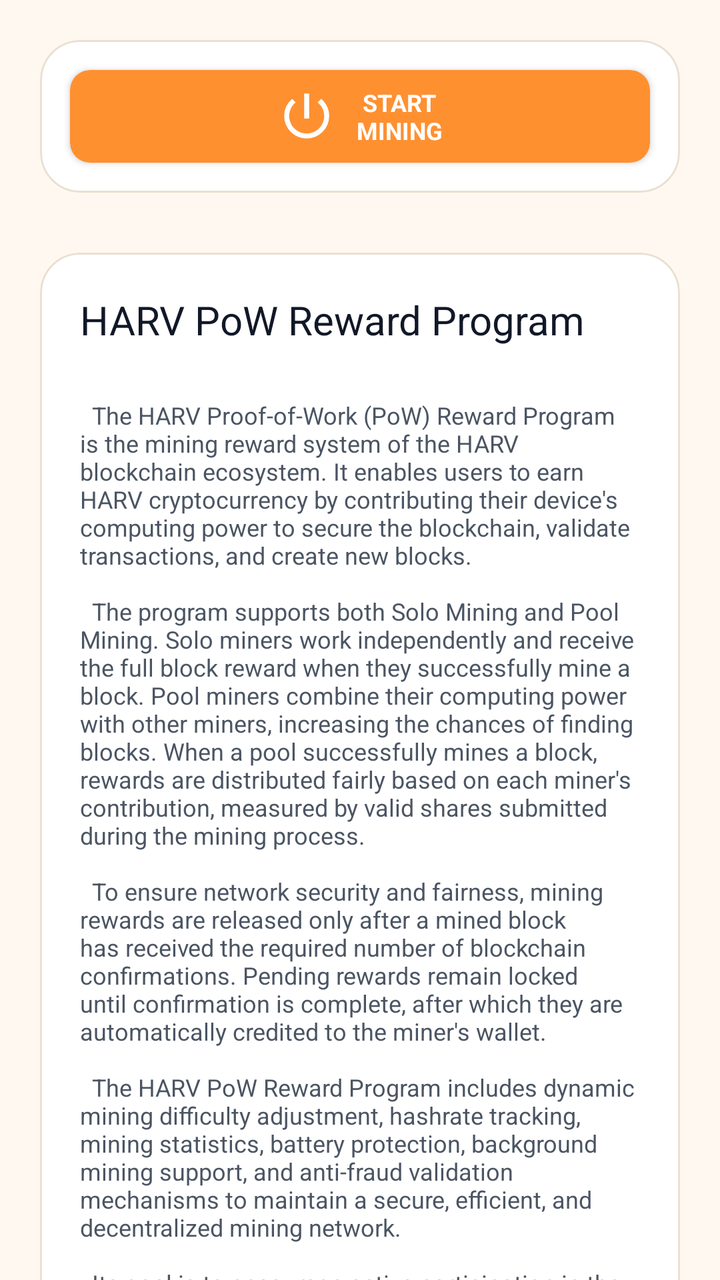
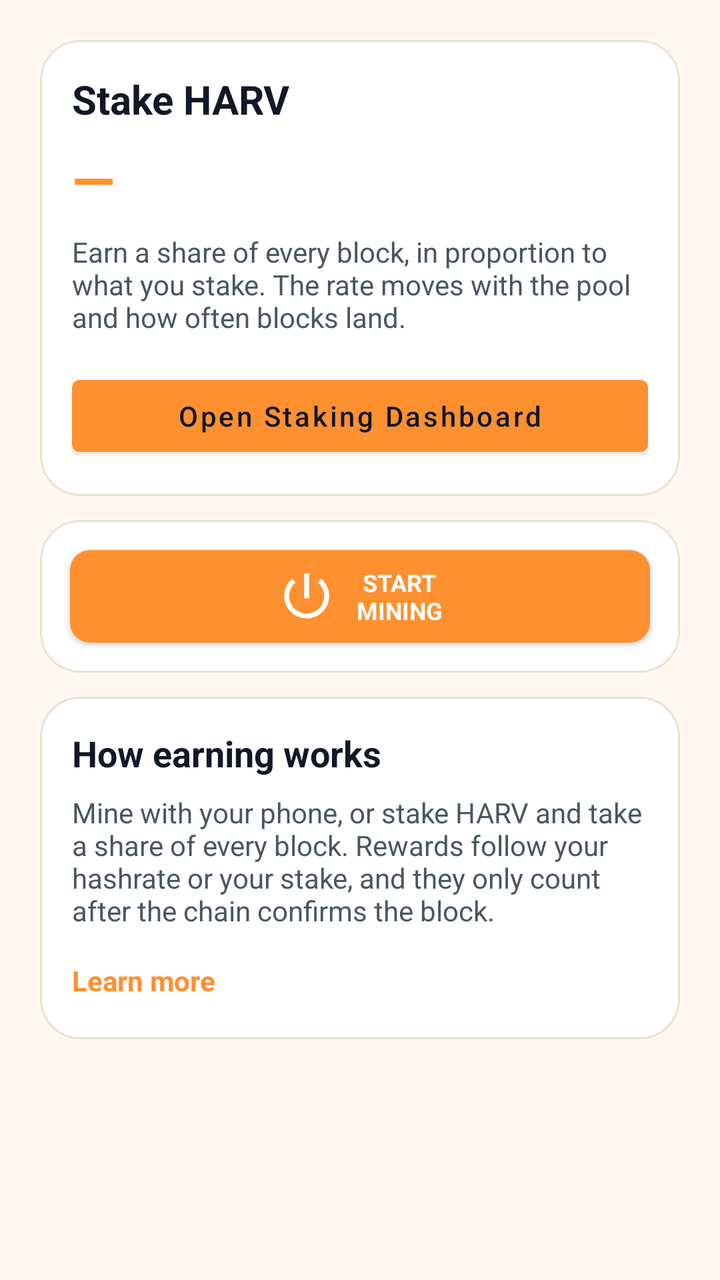

Compare the two renders of this Android layout. The source of the first and the diff that turns it into the second are given below.
<!-- AndroidManifest.xml: application theme AppTheme -->
<!-- res/layout/wallet_earn_fragment.xml -->
<LinearLayout
	xmlns:android="http://schemas.android.com/apk/res/android"
	xmlns:app="http://schemas.android.com/apk/res-auto"
	xmlns:tools="http://schemas.android.com/tools"
	android:layout_width="match_parent"
	android:layout_height="match_parent"
	android:orientation="vertical"
	android:id="@+id/_main">
	<androidx.core.widget.NestedScrollView
		android:id="@+id/vscroll1"
		android:layout_width="match_parent"
		android:layout_height="match_parent"
		android:fillViewport="true">
		<LinearLayout
			android:id="@+id/linear1"
			android:layout_width="match_parent"
			android:layout_height="wrap_content"
			android:orientation="vertical">
			<com.google.android.material.card.MaterialCardView
				android:id="@+id/cardview4"
				android:layout_width="match_parent"
				android:layout_height="wrap_content"
				android:layout_margin="20dp"
				app:cardBackgroundColor="@color/colorSurface"
				app:cardCornerRadius="20dp"
				app:cardElevation="0dp"
				app:strokeWidth="1dp"
				app:strokeColor="@color/colorCardStroke">
				<LinearLayout
					android:id="@+id/linear7"
					android:layout_width="match_parent"
					android:layout_height="wrap_content"
					android:padding="10dp"
					android:orientation="vertical">
					<androidx.cardview.widget.CardView
						android:id="@+id/cardview7"
						android:layout_width="match_parent"
						android:layout_height="wrap_content"
						android:layout_margin="5dp"
						app:cardBackgroundColor="@color/colorAccent"
						app:cardElevation="2dp"
						app:cardCornerRadius="10dp">
						<LinearLayout
							android:id="@+id/linear13"
							android:layout_width="match_parent"
							android:layout_height="wrap_content"
							android:padding="8dp"
							android:gravity="center_horizontal|center_vertical"
							android:orientation="horizontal">
							<ImageView
								android:id="@+id/imageview1"
								android:layout_width="30dp"
								android:layout_height="30dp"
								android:layout_marginRight="5dp"
								android:src="@drawable/icon_power_settings_new_twotone"
								android:scaleType="fitEnd" />
							<TextView
								android:id="@+id/textview16"
								android:layout_width="wrap_content"
								android:layout_height="wrap_content"
								android:layout_marginLeft="5dp"
								android:gravity="center_horizontal"
								android:text="START\nMINING"
								android:textSize="12sp"
								android:textStyle="bold"
								android:textColor="@color/colorTextPrimaryWhite" />
						</LinearLayout>
					</androidx.cardview.widget.CardView>
				</LinearLayout>
			</com.google.android.material.card.MaterialCardView>
			<com.google.android.material.card.MaterialCardView
				android:id="@+id/cardview5"
				android:layout_width="match_parent"
				android:layout_height="wrap_content"
				android:layout_marginLeft="20dp"
				android:layout_marginTop="10dp"
				android:layout_marginRight="20dp"
				android:layout_marginBottom="10dp"
				app:cardBackgroundColor="@color/colorSurface"
				app:cardCornerRadius="20dp"
				app:cardElevation="0dp"
				app:strokeWidth="1dp"
				app:strokeColor="@color/colorCardStroke">
				<LinearLayout
					android:id="@+id/linear8"
					android:layout_width="match_parent"
					android:layout_height="wrap_content"
					android:padding="12dp"
					android:orientation="vertical">
					<TextView
						android:id="@+id/textview10"
						android:layout_width="match_parent"
						android:layout_height="wrap_content"
						android:layout_marginBottom="10dp"
						android:padding="8dp"
						android:text="HARV PoW Reward Program"
						android:textSize="20sp"
						android:textColor="@color/colorTextPrimary" />
					<TextView
						android:id="@+id/textview8"
						android:layout_width="wrap_content"
						android:layout_height="wrap_content"
						android:padding="8dp"
						android:text="  The HARV Proof-of-Work (PoW) Reward Program is the mining reward system of the HARV blockchain ecosystem. It enables users to earn HARV cryptocurrency by contributing their device's computing power to secure the blockchain, validate transactions, and create new blocks.\n\n  The program supports both Solo Mining and Pool Mining. Solo miners work independently and receive the full block reward when they successfully mine a block. Pool miners combine their computing power with other miners, increasing the chances of finding blocks. When a pool successfully mines a block, rewards are distributed fairly based on each miner's contribution, measured by valid shares submitted during the mining process.\n\n  To ensure network security and fairness, mining rewards are released only after a mined block has received the required number of blockchain confirmations. Pending rewards remain locked until confirmation is complete, after which they are automatically credited to the miner's wallet.\n\n  The HARV PoW Reward Program includes dynamic mining difficulty adjustment, hashrate tracking, mining statistics, battery protection, background mining support, and anti-fraud validation mechanisms to maintain a secure, efficient, and decentralized mining network.\n\n  Its goal is to encourage active participation in the HARV blockchain while rewarding honest miners for helping maintain the integrity, decentralization, and long-term security of the network."
						android:textSize="12sp"
						android:textColor="@color/colorTextSecondary" />
				</LinearLayout>
			</com.google.android.material.card.MaterialCardView>
			<com.google.android.material.card.MaterialCardView
				android:id="@+id/cardview6"
				android:layout_width="match_parent"
				android:layout_height="wrap_content"
				android:layout_marginLeft="20dp"
				android:layout_marginTop="10dp"
				android:layout_marginRight="20dp"
				android:layout_marginBottom="10dp"
				app:cardBackgroundColor="@color/colorSurface"
				app:cardCornerRadius="20dp"
				app:cardElevation="0dp"
				app:strokeWidth="1dp"
				app:strokeColor="@color/colorCardStroke">
				<LinearLayout
					android:id="@+id/linear9"
					android:layout_width="match_parent"
					android:layout_height="wrap_content"
					android:padding="12dp"
					android:orientation="vertical">
					<TextView
						android:id="@+id/textview11"
						android:layout_width="match_parent"
						android:layout_height="wrap_content"
						android:layout_marginBottom="10dp"
						android:padding="8dp"
						android:text="How to Earn More"
						android:textSize="20sp"
						android:textColor="@color/colorTextPrimary" />
					<TextView
						android:id="@+id/textview9"
						android:layout_width="wrap_content"
						android:layout_height="wrap_content"
						android:padding="8dp"
						android:text="There are several ways to maximize your HARV mining rewards:\n\n1. Keep Mining Consistently – The longer your miner stays online, the more shares you contribute and the greater your earning potential.\n\n2. Increase Your Hashrate – Devices with better CPU performance can process more hashes per second, increasing the likelihood of earning rewards.\n\n3. Join a Mining Pool – Pool mining combines the computing power of many miners, resulting in more frequent block discoveries and steady reward distributions based on your contribution.\n\n4. Maintain a Stable Internet Connection – A reliable connection ensures your mining shares are submitted successfully without delays or rejection.\n\n5. Reduce Rejected Shares – Keep your app updated and maintain a stable device to minimize invalid or stale shares, improving your effective rewards.\n\n6. Mine During Longer Sessions – Longer uninterrupted mining sessions generally produce more valid shares and better overall earnings.\n\n7. Use Devices Efficiently – Mine on devices with sufficient battery, good cooling, and adequate processing power for optimal performance.\n\n8. Refer New Miners (Optional) – If the HARV referral program is enabled, inviting new users can earn you additional referral bonuses.\n\n9. Stay Active in the HARV Ecosystem – Participate in community events, special campaigns, and bonus reward programs when available.\n\n10. Keep Your Wallet Secure – Ensure your wallet is backed up and protected so your earned HARV remains safe.\n\nNote: Mining rewards depend on factors such as your hashrate, network difficulty, pool performance (if applicable), and successful block confirmations. Rewards are distributed only after mined blocks have been confirmed on the blockchain."
						android:textSize="12sp"
						android:textColor="@color/colorTextSecondary" />
				</LinearLayout>
			</com.google.android.material.card.MaterialCardView>
		</LinearLayout>
	</androidx.core.widget.NestedScrollView>
</LinearLayout>
<!-- resources referenced by this layout -->
<resources>
  <color name="colorAccent">#FF9030</color>
  <color name="colorCardStroke">#EADFD0</color>
  <color name="colorSurface">#FFFFFF</color>
  <color name="colorTextPrimary">#111827</color>
  <color name="colorTextPrimaryWhite">#FFFFFF</color>
  <color name="colorTextSecondary">#4B5563</color>
  <!-- drawable icon_power_settings_new_twotone (drawable-xhdpi) -->
  <?xml version='1.0' encoding='UTF-8' standalone='yes' ?>
  <vector xmlns:android="http://schemas.android.com/apk/res/android" android:width="48dp" android:height="48dp" android:viewportWidth="24.0" android:viewportHeight="24.0"><path android:pathData="M13 3h-2v10h2V3zm4.83 2.17l-1.42 1.42A6.92 6.92 0 0 1 19 12c0 3.87-3.13 7-7 7A6.995 6.995 0 0 1 7.58 6.58L6.17 5.17A8.932 8.932 0 0 0 3 12a9 9 0 0 0 18 0c0-2.74-1.23-5.18-3.17-6.83z" android:fillColor="#FFFFFF" /></vector>
  <style name="HarvannaTextView" parent="android:Widget.TextView">
          <item name="android:textColor">@color/colorTextPrimary</item>
      </style>
  <color name="colorTextOnAccent">#111827</color>
  <color name="colorAccentDark">#E57A14</color>
  <color name="colorError">#EF4444</color>
  <color name="colorControlNormal">#6B7280</color>
  <color name="colorAccentRipple">#1AFF9030</color>
  <color name="colorAccentStroke">#33FF9030</color>
  <color name="colorAccentStrong">#B85F0A</color>
  <color name="colorBackground">#FFF8F0</color>
  <color name="colorTextTertiary">#6B7280</color>
  <style name="HarvannaAlertDialog" parent="ThemeOverlay.MaterialComponents.MaterialAlertDialog">
          <item name="colorPrimary">@color/colorAccent</item>
          <item name="colorAccent">@color/colorAccent</item>
          <item name="colorSurface">@color/colorSurface</item>
          <item name="colorOnPrimary">@color/colorTextOnAccent</item>
          <item name="colorOnSurface">@color/colorTextPrimary</item>
          <item name="android:textColorPrimary">@color/colorTextPrimary</item>
          <item name="android:textColor">@color/colorTextPrimary</item>
          <item name="android:windowBackground">@color/colorSurface</item>
          <item name="buttonBarPositiveButtonStyle">@style/HarvannaDialogButton</item>
          <item name="buttonBarNegativeButtonStyle">@style/HarvannaDialogButton</item>
          <item name="buttonBarNeutralButtonStyle">@style/HarvannaDialogButton</item>
      </style>
  <style name="HarvannaDialogButton" parent="Widget.MaterialComponents.Button.TextButton.Dialog">
          <item name="android:textColor">@color/colorAccent</item>
          <item name="android:minHeight">48dp</item>
      </style>
  <style name="HarvannaBottomSheetStyle" parent="Widget.MaterialComponents.BottomSheet.Modal">
          <item name="backgroundTint">?attr/colorSurface</item>
          <item name="shapeAppearanceOverlay">@style/HarvannaBottomSheetShape</item>
      </style>
  <style name="HarvannaBottomSheetShape" parent="">
          <item name="cornerFamily">rounded</item>
          <item name="cornerSizeTopLeft">20dp</item>
          <item name="cornerSizeTopRight">20dp</item>
          <item name="cornerSizeBottomLeft">0dp</item>
          <item name="cornerSizeBottomRight">0dp</item>
      </style>
  <!-- unchanged entries left out for length: 2 -->
</resources>

<!-- the commit's change to res/layout/wallet_earn_fragment.xml (unified diff, before → after) -->
@@ -1,7 +1,6 @@
 <LinearLayout
 	xmlns:android="http://schemas.android.com/apk/res/android"
 	xmlns:app="http://schemas.android.com/apk/res-auto"
-	xmlns:tools="http://schemas.android.com/tools"
 	android:layout_width="match_parent"
 	android:layout_height="match_parent"
 	android:orientation="vertical"
@@ -15,12 +14,64 @@
 			android:id="@+id/linear1"
 			android:layout_width="match_parent"
 			android:layout_height="wrap_content"
-			android:orientation="vertical">
+			android:orientation="vertical"
+			android:paddingBottom="24dp">
+			<com.google.android.material.card.MaterialCardView
+				android:id="@+id/card_stake_intro"
+				android:layout_width="match_parent"
+				android:layout_height="wrap_content"
+				android:layout_marginLeft="20dp"
+				android:layout_marginTop="20dp"
+				android:layout_marginRight="20dp"
+				app:cardBackgroundColor="@color/colorSurface"
+				app:cardCornerRadius="20dp"
+				app:cardElevation="0dp"
+				app:strokeWidth="1dp"
+				app:strokeColor="@color/colorCardStroke">
+				<LinearLayout
+					android:layout_width="match_parent"
+					android:layout_height="wrap_content"
+					android:orientation="vertical"
+					android:padding="16dp">
+					<TextView
+						android:layout_width="match_parent"
+						android:layout_height="wrap_content"
+						android:text="Stake HARV"
+						android:textSize="20sp"
+						android:textStyle="bold"
+						android:textColor="@color/colorTextPrimary" />
+					<TextView
+						android:id="@+id/tv_earn_apr"
+						android:layout_width="match_parent"
+						android:layout_height="wrap_content"
+						android:layout_marginTop="8dp"
+						android:text="—"
+						android:textSize="28sp"
+						android:textStyle="bold"
+						android:textColor="@color/colorAccent" />
+					<TextView
+						android:layout_width="match_parent"
+						android:layout_height="wrap_content"
+						android:layout_marginTop="8dp"
+						android:text="Earn a share of every block, in proportion to what you stake. The rate moves with the pool and how often blocks land."
+						android:textSize="14sp"
+						android:textColor="@color/colorTextSecondary" />
+					<com.google.android.material.button.MaterialButton
+						android:id="@+id/btn_open_staking"
+						android:layout_width="match_parent"
+						android:layout_height="wrap_content"
+						android:layout_marginTop="16dp"
+						android:text="Open Staking Dashboard"
+						android:textAllCaps="false" />
+				</LinearLayout>
+			</com.google.android.material.card.MaterialCardView>
 			<com.google.android.material.card.MaterialCardView
 				android:id="@+id/cardview4"
 				android:layout_width="match_parent"
 				android:layout_height="wrap_content"
-				android:layout_margin="20dp"
+				android:layout_marginLeft="20dp"
+				android:layout_marginTop="12dp"
+				android:layout_marginRight="20dp"
 				app:cardBackgroundColor="@color/colorSurface"
 				app:cardCornerRadius="20dp"
 				app:cardElevation="0dp"
@@ -73,9 +124,8 @@
 				android:layout_width="match_parent"
 				android:layout_height="wrap_content"
 				android:layout_marginLeft="20dp"
-				android:layout_marginTop="10dp"
+				android:layout_marginTop="12dp"
 				android:layout_marginRight="20dp"
-				android:layout_marginBottom="10dp"
 				app:cardBackgroundColor="@color/colorSurface"
 				app:cardCornerRadius="20dp"
 				app:cardElevation="0dp"
@@ -85,63 +135,35 @@
 					android:id="@+id/linear8"
 					android:layout_width="match_parent"
 					android:layout_height="wrap_content"
-					android:padding="12dp"
+					android:padding="16dp"
 					android:orientation="vertical">
 					<TextView
 						android:id="@+id/textview10"
 						android:layout_width="match_parent"
 						android:layout_height="wrap_content"
-						android:layout_marginBottom="10dp"
-						android:padding="8dp"
-						android:text="HARV PoW Reward Program"
-						android:textSize="20sp"
+						android:text="How earning works"
+						android:textSize="18sp"
+						android:textStyle="bold"
 						android:textColor="@color/colorTextPrimary" />
 					<TextView
 						android:id="@+id/textview8"
+						android:layout_width="match_parent"
+						android:layout_height="wrap_content"
+						android:layout_marginTop="8dp"
+						android:text="Mine with your phone, or stake HARV and take a share of every block. Rewards follow your hashrate or your stake, and they only count after the chain confirms the block."
+						android:textSize="14sp"
+						android:textColor="@color/colorTextSecondary" />
+					<TextView
+						android:id="@+id/tv_learn_more"
 						android:layout_width="wrap_content"
 						android:layout_height="wrap_content"
-						android:padding="8dp"
-						android:text="  The HARV Proof-of-Work (PoW) Reward Program is the mining reward system of the HARV blockchain ecosystem. It enables users to earn HARV cryptocurrency by contributing their device's computing power to secure the blockchain, validate transactions, and create new blocks.\n\n  The program supports both Solo Mining and Pool Mining. Solo miners work independently and receive the full block reward when they successfully mine a block. Pool miners combine their computing power with other miners, increasing the chances of finding blocks. When a pool successfully mines a block, rewards are distributed fairly based on each miner's contribution, measured by valid shares submitted during the mining process.\n\n  To ensure network security and fairness, mining rewards are released only after a mined block has received the required number of blockchain confirmations. Pending rewards remain locked until confirmation is complete, after which they are automatically credited to the miner's wallet.\n\n  The HARV PoW Reward Program includes dynamic mining difficulty adjustment, hashrate tracking, mining statistics, battery protection, background mining support, and anti-fraud validation mechanisms to maintain a secure, efficient, and decentralized mining network.\n\n  Its goal is to encourage active participation in the HARV blockchain while rewarding honest miners for helping maintain the integrity, decentralization, and long-term security of the network."
-						android:textSize="12sp"
-						android:textColor="@color/colorTextSecondary" />
-				</LinearLayout>
-			</com.google.android.material.card.MaterialCardView>
-			<com.google.android.material.card.MaterialCardView
-				android:id="@+id/cardview6"
-				android:layout_width="match_parent"
-				android:layout_height="wrap_content"
-				android:layout_marginLeft="20dp"
-				android:layout_marginTop="10dp"
-				android:layout_marginRight="20dp"
-				android:layout_marginBottom="10dp"
-				app:cardBackgroundColor="@color/colorSurface"
-				app:cardCornerRadius="20dp"
-				app:cardElevation="0dp"
-				app:strokeWidth="1dp"
-				app:strokeColor="@color/colorCardStroke">
-				<LinearLayout
-					android:id="@+id/linear9"
-					android:layout_width="match_parent"
-					android:layout_height="wrap_content"
-					android:padding="12dp"
-					android:orientation="vertical">
-					<TextView
-						android:id="@+id/textview11"
-						android:layout_width="match_parent"
-						android:layout_height="wrap_content"
-						android:layout_marginBottom="10dp"
-						android:padding="8dp"
-						android:text="How to Earn More"
-						android:textSize="20sp"
-						android:textColor="@color/colorTextPrimary" />
-					<TextView
-						android:id="@+id/textview9"
-						android:layout_width="wrap_content"
-						android:layout_height="wrap_content"
-						android:padding="8dp"
-						android:text="There are several ways to maximize your HARV mining rewards:\n\n1. Keep Mining Consistently – The longer your miner stays online, the more shares you contribute and the greater your earning potential.\n\n2. Increase Your Hashrate – Devices with better CPU performance can process more hashes per second, increasing the likelihood of earning rewards.\n\n3. Join a Mining Pool – Pool mining combines the computing power of many miners, resulting in more frequent block discoveries and steady reward distributions based on your contribution.\n\n4. Maintain a Stable Internet Connection – A reliable connection ensures your mining shares are submitted successfully without delays or rejection.\n\n5. Reduce Rejected Shares – Keep your app updated and maintain a stable device to minimize invalid or stale shares, improving your effective rewards.\n\n6. Mine During Longer Sessions – Longer uninterrupted mining sessions generally produce more valid shares and better overall earnings.\n\n7. Use Devices Efficiently – Mine on devices with sufficient battery, good cooling, and adequate processing power for optimal performance.\n\n8. Refer New Miners (Optional) – If the HARV referral program is enabled, inviting new users can earn you additional referral bonuses.\n\n9. Stay Active in the HARV Ecosystem – Participate in community events, special campaigns, and bonus reward programs when available.\n\n10. Keep Your Wallet Secure – Ensure your wallet is backed up and protected so your earned HARV remains safe.\n\nNote: Mining rewards depend on factors such as your hashrate, network difficulty, pool performance (if applicable), and successful block confirmations. Rewards are distributed only after mined blocks have been confirmed on the blockchain."
-						android:textSize="12sp"
-						android:textColor="@color/colorTextSecondary" />
+						android:layout_marginTop="12dp"
+						android:paddingTop="4dp"
+						android:paddingBottom="4dp"
+						android:text="Learn more"
+						android:textSize="14sp"
+						android:textStyle="bold"
+						android:textColor="@color/colorAccent" />
 				</LinearLayout>
 			</com.google.android.material.card.MaterialCardView>
 		</LinearLayout>
